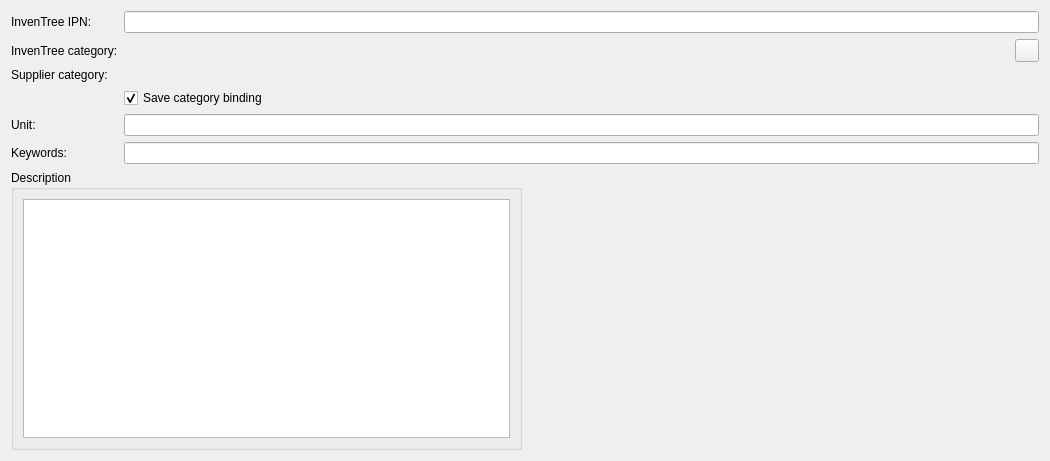
martonmiklos/qntree, file wizard/wizardpagepartdetails.ui: the form before one commit.
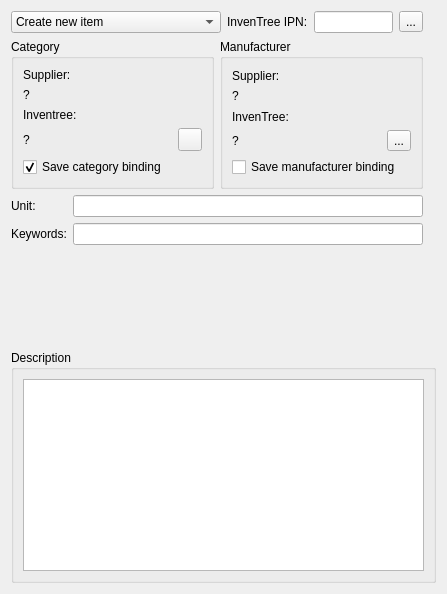
The form after the commit.

Diff of the .ui file:
```diff
--- a/wizard/wizardpagepartdetails.ui
+++ b/wizard/wizardpagepartdetails.ui
@@ -6,8 +6,8 @@
    <rect>
     <x>0</x>
     <y>0</y>
-    <width>1050</width>
-    <height>461</height>
+    <width>447</width>
+    <height>594</height>
    </rect>
   </property>
   <property name="windowTitle">
@@ -17,78 +17,93 @@
    <string>Edit part details</string>
   </property>
   <layout class="QGridLayout" name="gridLayout">
-   <item row="1" column="4">
-    <widget class="QToolButton" name="toolButtonEditInventTreeCategory">
+   <item row="0" column="0" colspan="2">
+    <layout class="QHBoxLayout" name="horizontalLayout_2">
+     <item>
+      <widget class="QComboBox" name="comboBoxCreateOrUseExistingPart">
+       <item>
      <property name="text">
-      <string/>
-     </property>
-    </widget>
-   </item>
-   <item row="1" column="1" colspan="3">
-    <widget class="QLabel" name="labelInvenTreeCategory">
+         <string>Create new item</string>
+        </property>
+       </item>
+       <item>
      <property name="text">
-      <string/>
-     </property>
-    </widget>
-   </item>
-   <item row="2" column="0">
-    <widget class="QLabel" name="label_7">
-     <property name="text">
-      <string>Supplier category:</string>
-     </property>
-    </widget>
-   </item>
-   <item row="0" column="0">
+         <string>Add as a supplier part to existing:</string>
+        </property>
+       </item>
+      </widget>
+     </item>
+     <item>
     <widget class="QLabel" name="labelInvenTreeIPN">
      <property name="text">
       <string>InvenTree IPN:</string>
      </property>
     </widget>
    </item>
-   <item row="1" column="0">
-    <widget class="QLabel" name="label_4">
-     <property name="sizePolicy">
-      <sizepolicy hsizetype="Fixed" vsizetype="Preferred">
-       <horstretch>0</horstretch>
-       <verstretch>0</verstretch>
-      </sizepolicy>
-     </property>
+     <item>
+      <widget class="QLineEdit" name="lineEditIPN">
      <property name="text">
-      <string>InvenTree category:</string>
+        <string/>
      </property>
     </widget>
    </item>
-   <item row="4" column="0">
-    <widget class="QLabel" name="labelUnit">
+     <item>
+      <widget class="QToolButton" name="toolButtonSelectExistingPart">
      <property name="text">
-      <string>Unit:</string>
+        <string>...</string>
      </property>
     </widget>
    </item>
-   <item row="4" column="1" colspan="4">
-    <widget class="QLineEdit" name="lineEditUnit"/>
+    </layout>
    </item>
-   <item row="2" column="1" colspan="4">
-    <widget class="QLabel" name="labelSupplierCategory">
-     <property name="minimumSize">
+   <item row="3" column="0">
+    <spacer name="verticalSpacer">
+     <property name="orientation">
+      <enum>Qt::Orientation::Vertical</enum>
+     </property>
+     <property name="sizeHint" stdset="0">
       <size>
-       <width>40</width>
-       <height>0</height>
+       <width>20</width>
+       <height>40</height>
       </size>
      </property>
+    </spacer>
+   </item>
+   <item row="1" column="0">
+    <widget class="QGroupBox" name="groupBoxCategory">
+     <property name="title">
+      <string>Category</string>
+     </property>
+     <layout class="QGridLayout" name="gridLayout_2">
+      <item row="1" column="0" colspan="2">
+       <widget class="QLabel" name="labelSupplierCategory">
      <property name="text">
-      <string/>
+         <string>?</string>
      </property>
     </widget>
    </item>
-   <item row="0" column="1" colspan="4">
-    <widget class="QLineEdit" name="lineEditIPN">
+      <item row="3" column="0">
+       <widget class="QLabel" name="labelInvenTreeSelectedCategory">
      <property name="text">
+         <string>?</string>
+        </property>
+       </widget>
+      </item>
+      <item row="3" column="1">
+       <widget class="QToolButton" name="toolButtonEditInventTreeCategory">
+        <property name="text">
       <string/>
      </property>
     </widget>
    </item>
-   <item row="3" column="1" colspan="3">
+      <item row="0" column="0" colspan="2">
+       <widget class="QLabel" name="labelSupplierText1">
+        <property name="text">
+         <string>Supplier:</string>
+        </property>
+       </widget>
+      </item>
+      <item row="4" column="0" colspan="2">
     <widget class="QCheckBox" name="checkBoxSaveCategoryBinding">
      <property name="text">
       <string>Save category binding</string>
@@ -98,7 +113,75 @@
      </property>
     </widget>
    </item>
-   <item row="6" column="0" colspan="5">
+      <item row="2" column="0" colspan="2">
+       <widget class="QLabel" name="labelInvenTreeText1">
+        <property name="text">
+         <string>Inventree:</string>
+        </property>
+       </widget>
+      </item>
+     </layout>
+    </widget>
+   </item>
+   <item row="1" column="1">
+    <widget class="QGroupBox" name="groupBoxManufacturer">
+     <property name="title">
+      <string>Manufacturer</string>
+     </property>
+     <layout class="QGridLayout" name="gridLayout_4">
+      <item row="3" column="0">
+       <widget class="QLabel" name="labelInvenTreeManufacturerName">
+        <property name="text">
+         <string>?</string>
+        </property>
+       </widget>
+      </item>
+      <item row="3" column="1">
+       <widget class="QToolButton" name="toolButtonSelectInvenTreeManufacturer">
+        <property name="text">
+         <string>...</string>
+        </property>
+       </widget>
+      </item>
+      <item row="4" column="0" colspan="2">
+       <widget class="QCheckBox" name="checkBoxSaveMfrBinding">
+        <property name="text">
+         <string>Save manufacturer binding</string>
+        </property>
+       </widget>
+      </item>
+      <item row="1" column="0" colspan="2">
+       <widget class="QLabel" name="labelSupplierManufacturerName">
+        <property name="text">
+         <string>?</string>
+        </property>
+       </widget>
+      </item>
+      <item row="0" column="0" colspan="2">
+       <widget class="QLabel" name="labelSupplierText2">
+        <property name="text">
+         <string>Supplier:</string>
+        </property>
+       </widget>
+      </item>
+      <item row="2" column="0" colspan="2">
+       <widget class="QLabel" name="labelInvenTreeText2">
+        <property name="text">
+         <string>InvenTree:</string>
+        </property>
+       </widget>
+      </item>
+     </layout>
+    </widget>
+   </item>
+   <item row="0" column="2" rowspan="4">
+    <widget class="QLabel" name="labelPartImage">
+     <property name="text">
+      <string/>
+     </property>
+    </widget>
+   </item>
+   <item row="4" column="0" colspan="3">
     <layout class="QHBoxLayout" name="horizontalLayout">
      <property name="bottomMargin">
       <number>0</number>
@@ -122,26 +205,46 @@
        </layout>
       </widget>
      </item>
-     <item>
-      <widget class="QLabel" name="labelPartImage">
-       <property name="text">
-        <string/>
-       </property>
-      </widget>
-     </item>
     </layout>
    </item>
-   <item row="5" column="0">
-    <widget class="QLabel" name="label_5">
+   <item row="2" column="0" colspan="2">
+    <layout class="QGridLayout" name="gridLayout_3">
+     <item row="1" column="0">
+      <widget class="QLabel" name="labelKeywords">
      <property name="text">
       <string>Keywords:</string>
      </property>
     </widget>
    </item>
-   <item row="5" column="1" colspan="4">
+     <item row="0" column="0">
+      <widget class="QLabel" name="labelUnit">
+       <property name="text">
+        <string>Unit:</string>
+       </property>
+      </widget>
+     </item>
+     <item row="0" column="1">
+      <widget class="QLineEdit" name="lineEditUnit"/>
+     </item>
+     <item row="1" column="1">
     <widget class="QLineEdit" name="lineEditKeyWords"/>
    </item>
   </layout>
+   </item>
+  </layout>
+  <widget class="QLabel" name="labelInvenTreeCategory">
+   <property name="geometry">
+    <rect>
+     <x>606</x>
+     <y>212</y>
+     <width>16</width>
+     <height>17</height>
+    </rect>
+   </property>
+   <property name="text">
+    <string/>
+   </property>
+  </widget>
  </widget>
  <resources/>
  <connections/>
```
Lines whose indentation alone changed are shown as unchanged.
